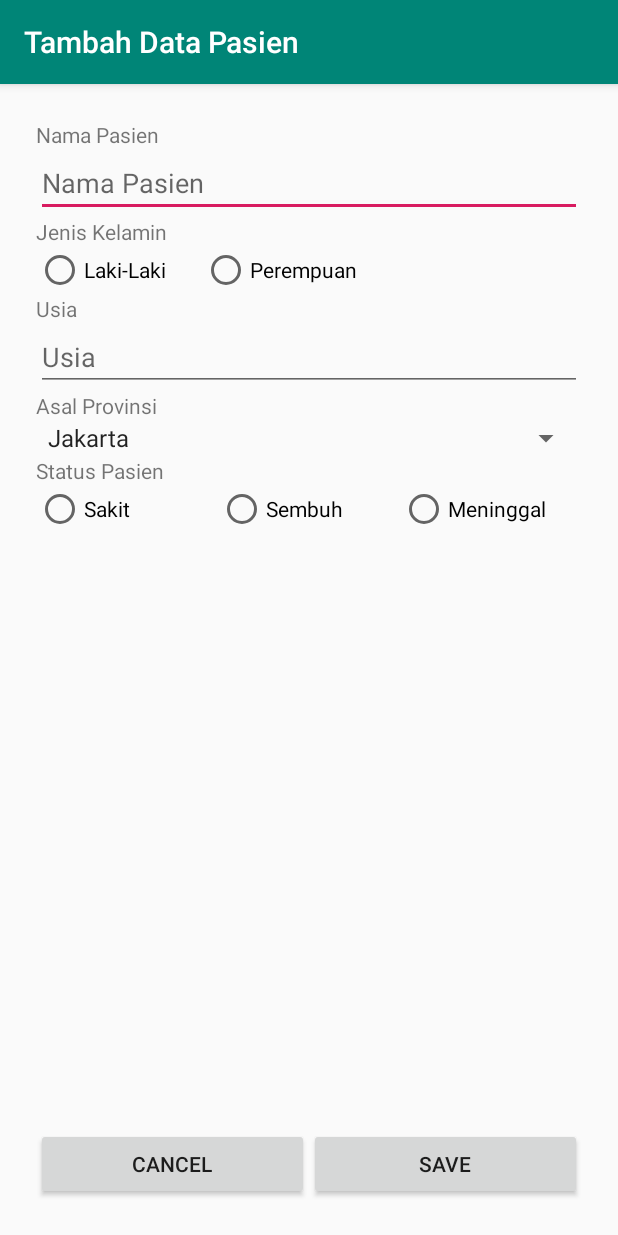
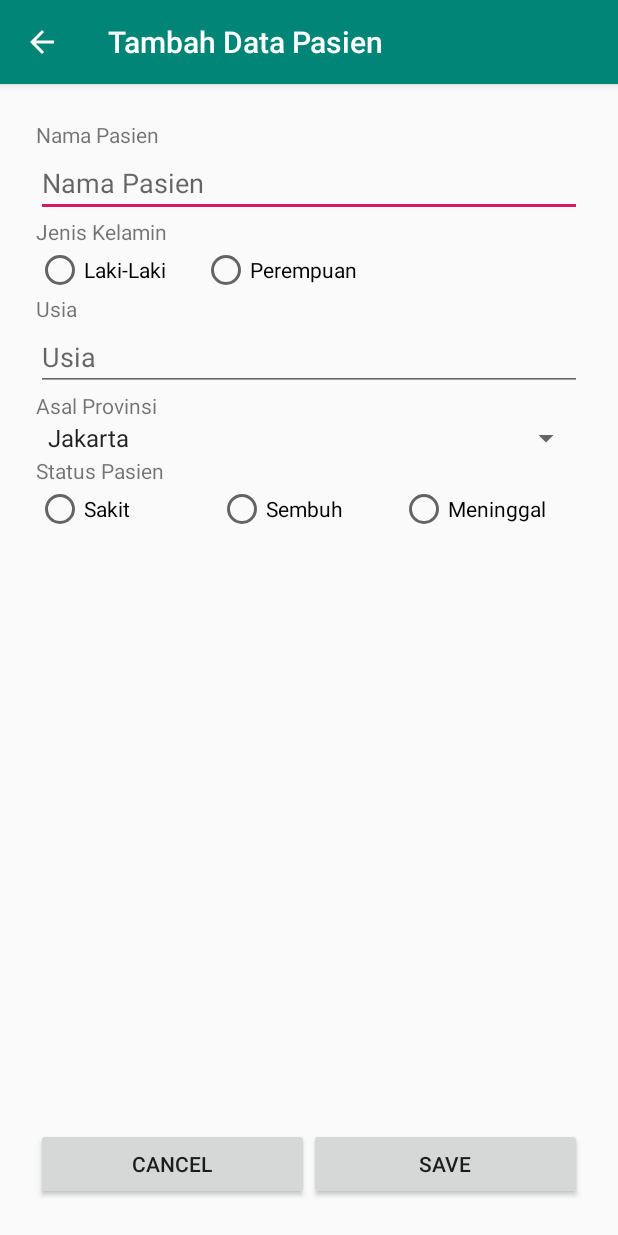
Before and after one commit to rijamyazid/android-app-covid19-management, an Android app: the PasienActivity screen opened directly, with no data from a screen before it, on a phone screen of 412 x 824 dp. Run offline under Robolectric (Android 15) with nearby library versions, the phone set to English and light mode, and no system bars; our stand-ins replace Room's generated code.

Commit message:
Penambahan (Fitur) Update Pasien, tombol delete dan back button

```diff
--- a/app/src/main/AndroidManifest.xml
+++ b/app/src/main/AndroidManifest.xml
@@ -12,7 +12,8 @@
         android:roundIcon="@mipmap/ic_launcher_round"
         android:supportsRtl="true"
         android:theme="@style/AppTheme">
-        <activity android:name=".PasienActivity"></activity>
+        <activity android:name=".PasienActivity"
+            android:parentActivityName=".MainActivity"></activity>
         <activity android:name=".MainActivity">
             <intent-filter>
                 <action android:name="android.intent.action.MAIN" />
--- /dev/null
+++ b/app/src/main/res/drawable/ic_arrow_back_white_24dp.xml
@@ -0,0 +1,5 @@
+<vector android:height="24dp" android:tint="#FFFFFF"
+    android:viewportHeight="24.0" android:viewportWidth="24.0"
+    android:width="24dp" xmlns:android="http://schemas.android.com/apk/res/android">
+    <path android:fillColor="#FF000000" android:pathData="M20,11H7.83l5.59,-5.59L12,4l-8,8 8,8 1.41,-1.41L7.83,13H20v-2z"/>
+</vector>
--- /dev/null
+++ b/app/src/main/res/drawable/ic_delete_white_24dp.xml
@@ -0,0 +1,5 @@
+<vector android:height="24dp" android:tint="#FFFFFF"
+    android:viewportHeight="24.0" android:viewportWidth="24.0"
+    android:width="24dp" xmlns:android="http://schemas.android.com/apk/res/android">
+    <path android:fillColor="#FF000000" android:pathData="M6,19c0,1.1 0.9,2 2,2h8c1.1,0 2,-0.9 2,-2V7H6v12zM19,4h-3.5l-1,-1h-5l-1,1H5v2h14V4z"/>
+</vector>
--- /dev/null
+++ b/app/src/main/res/menu/pasien_menu.xml
@@ -0,0 +1,10 @@
+<?xml version="1.0" encoding="utf-8"?>
+<menu xmlns:app="http://schemas.android.com/apk/res-auto"
+    xmlns:android="http://schemas.android.com/apk/res/android">
+
+    <item
+        android:id="@+id/menu_delete_item"
+        android:icon="@drawable/ic_delete_white_24dp"
+        android:title="Delete"
+        app:showAsAction="always" />
+</menu>
```
Also changed, not shown: app/src/main/java/com/example/aplikasikelolapasiencovid_19/PasienActivity.java (+53 -0 lines), app/src/main/java/com/example/aplikasikelolapasiencovid_19/ui/HistoryFragment.java (+13 -0 lines).
